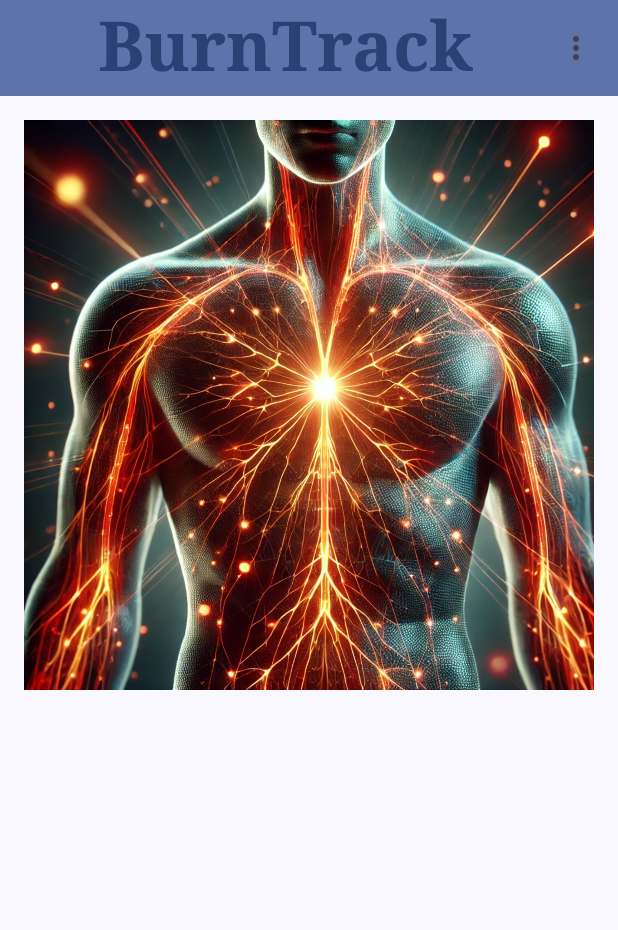
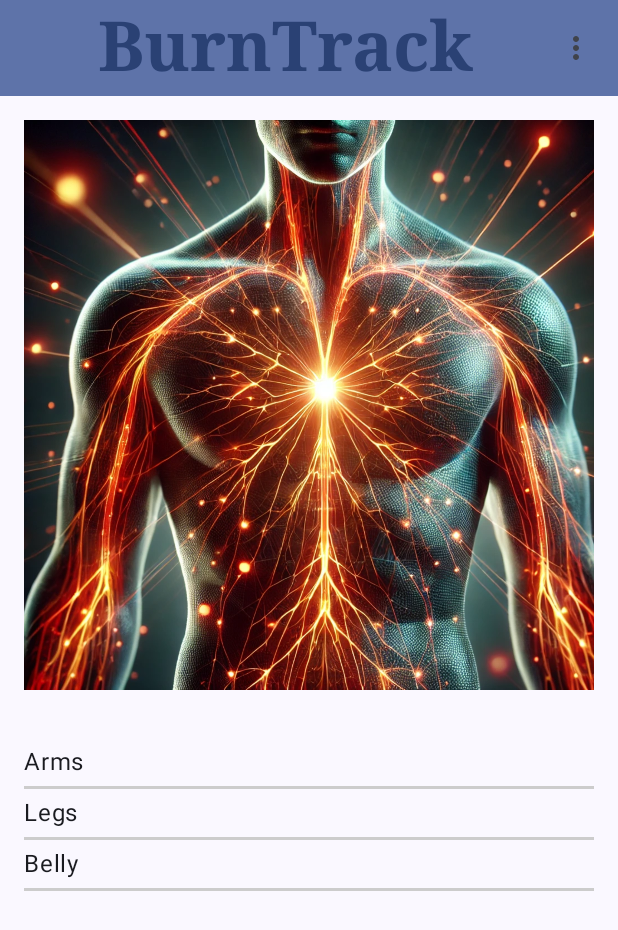
Before and after one commit to upeksha-c/BurnTrack, an Android app built with Jetpack Compose: the screen it shows after launch (MainActivity), on a phone screen of 412 x 824 dp. Shown: the top 930 px of the screen. Run offline under Robolectric (Android 15) with nearby library versions, the phone set to English and light mode, and no system bars.

Commit message:
Show bodyparts as a list in homescreen

```diff
--- a/app/src/main/AndroidManifest.xml
+++ b/app/src/main/AndroidManifest.xml
@@ -13,7 +13,7 @@
         android:theme="@style/Theme.BurnTrack"
         tools:targetApi="31">
         <activity
-            android:name=".MainActivity"
+            android:name=".ui.MainActivity"
             android:exported="true"
             android:label="@string/app_name"
             android:theme="@style/Theme.BurnTrack">
--- /dev/null
+++ b/app/src/main/java/com/example/burntrack/ui/components/BodyParts.kt
@@ -0,0 +1,27 @@
+package com.example.burntrack.ui.components
+
+import androidx.compose.foundation.layout.padding
+import androidx.compose.foundation.lazy.LazyColumn
+import androidx.compose.foundation.lazy.items
+import androidx.compose.material3.HorizontalDivider
+import androidx.compose.material3.Text
+import androidx.compose.runtime.Composable
+import androidx.compose.ui.Modifier
+import androidx.compose.ui.graphics.Color
+import androidx.compose.ui.unit.dp
+
+@Composable
+fun BodyParts(modifier: Modifier = Modifier, parts: List<String>) {
+    LazyColumn (
+        modifier = modifier
+    )
+    {
+        items(parts) { part ->
+            Text(
+                text = part,
+                modifier = Modifier.padding(top = 4.dp, bottom = 4.dp)
+            )
+            HorizontalDivider(color = Color.LightGray, thickness = 2.dp)
+        }
+    }
+}
--- a/app/src/main/java/com/example/burntrack/ui/screens/HomeScreen.kt
+++ b/app/src/main/java/com/example/burntrack/ui/screens/HomeScreen.kt
@@ -14,10 +14,15 @@ import androidx.navigation.NavController
 import com.example.burntrack.R
 import com.example.burntrack.ui.components.AppTitle
 import com.example.burntrack.ui.components.MainTopBar
+import androidx.compose.foundation.lazy.LazyColumn
+import androidx.compose.foundation.lazy.items
+import androidx.lifecycle.viewmodel.compose.viewModel
+import com.example.burntrack.ui.components.BodyParts
+import com.example.burntrack.viewmodel.BodyPartViewModel
 
 
 @Composable
-fun HomeScreen(navController: NavController) {
+fun HomeScreen(navController: NavController, bodyPartViewModel: BodyPartViewModel = viewModel()) {
     Scaffold (
         topBar = { MainTopBar("BurnTrack", navController) }
     ){ innerPadding ->
@@ -33,6 +38,12 @@ fun HomeScreen(navController: NavController) {
                     .fillMaxWidth()
                     .padding(16.dp)
             )
+            BodyParts(
+                modifier = Modifier
+                    .fillMaxWidth()
+                    .padding(16.dp),
+                bodyPartViewModel.bodyParts
+            )
         }
     }
 
--- /dev/null
+++ b/app/src/main/java/com/example/burntrack/viewmodel/BodyPartViewModel.kt
@@ -0,0 +1,12 @@
+package com.example.burntrack.viewmodel
+
+import androidx.lifecycle.ViewModel
+
+class BodyPartViewModel: ViewModel() {
+    val bodyParts = mutableListOf<String>()
+    init {
+        bodyParts.add("Arms")
+        bodyParts.add("Legs")
+        bodyParts.add("Belly")
+    }
+}
```
Also changed, not shown: app/src/main/java/com/example/burntrack/ui/MainActivity.kt (renamed from app/src/main/java/com/example/burntrack/MainActivity.kt, +1 -13 lines).
